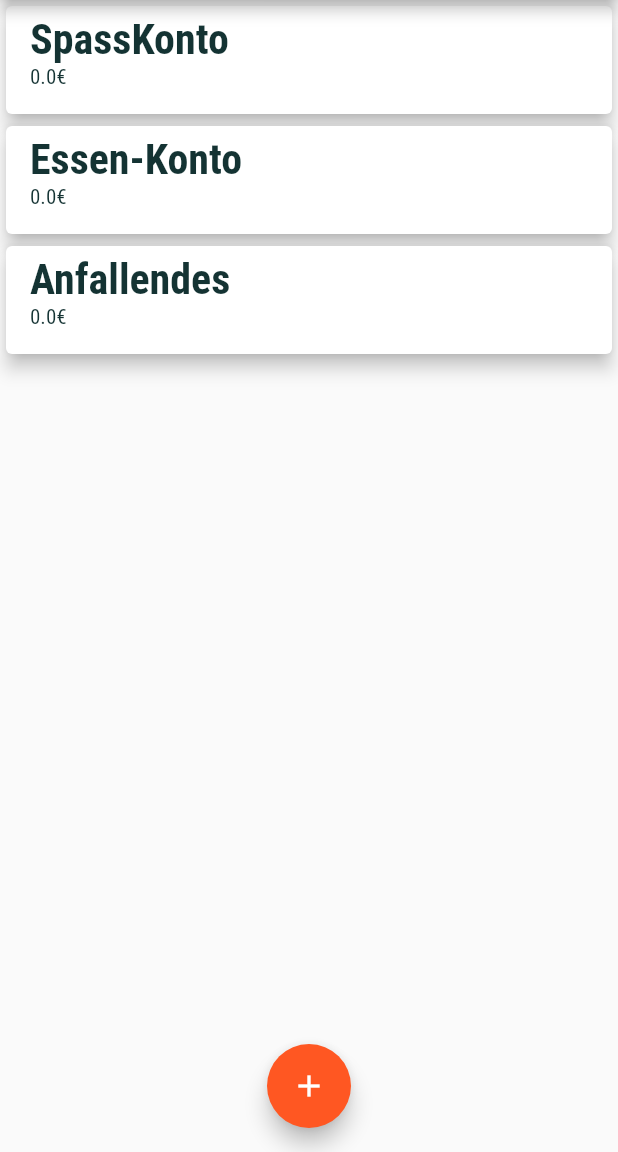
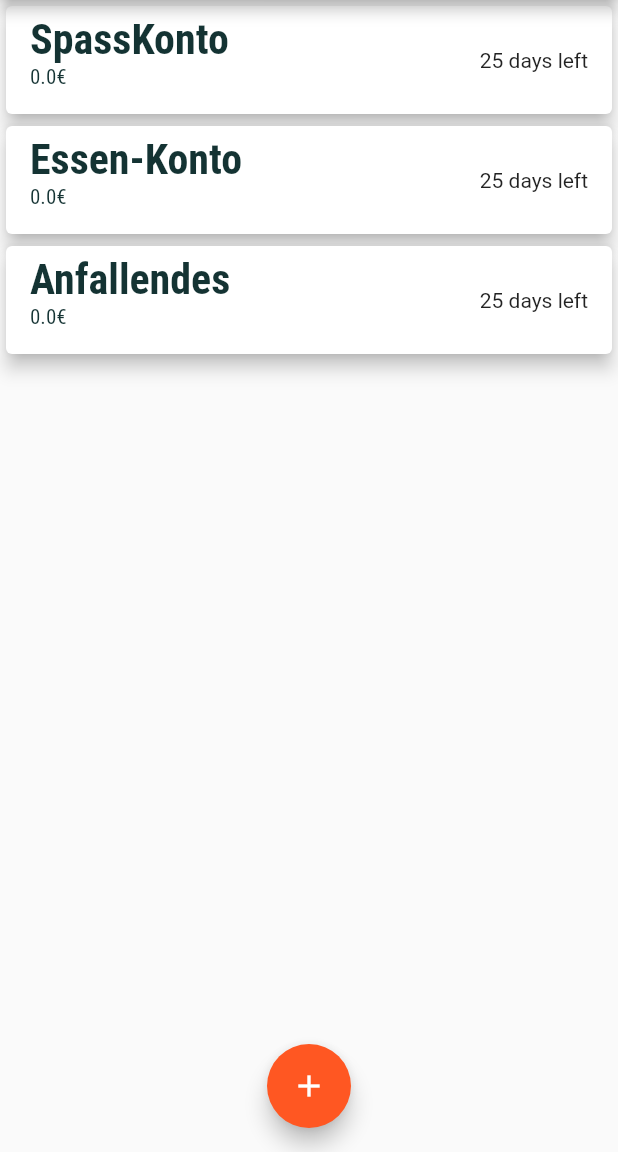
Before and after one commit to ThreeLakeGames/finance-manager, a Flutter app: the screen it shows after launch, on a phone screen of 412 x 824 dp, the part 84-1236 px from its top. Run offline on Flutter 3.47's test engine with Material 2 defaults, Android fonts, the phone set to English and light mode, and no system bars; our stand-ins replace shared_preferences; missing offline and left inert: date_util.

Commit message:
days left Text

```diff
--- a/lib/provider/account_item_data.dart
+++ b/lib/provider/account_item_data.dart
@@ -1,6 +1,7 @@
 // @dart=2.9
 import 'dart:convert';
 
+import 'package:date_util/date_util.dart';
 import 'package:finance_manager/models/transaction.dart';
 import 'package:flutter/material.dart';
 import 'package:shared_preferences/shared_preferences.dart';
@@ -58,5 +59,9 @@ class AccountItemData with ChangeNotifier {
     return transactionStringData;
   }
 
-
+  int get daysLeft {
+    final dateNow = DateTime.now();
+    final daysInMonth = DateUtils.getDaysInMonth(dateNow.year, dateNow.month);
+    return daysInMonth - DateTime.now().day;
+  }
 }
--- a/lib/widgets/account_item.dart
+++ b/lib/widgets/account_item.dart
@@ -31,6 +31,8 @@ class _AccountItemState extends State<AccountItem> {
           widget.accountItemData.currentCash.toString() + "€",
           style: Theme.of(context).textTheme.bodyText1,
         ),
+        trailing:
+            Text(widget.accountItemData.daysLeft.toString() + " days left"),
         onTap: () {
           Navigator.of(context)
               .pushNamed(AccountDetailScreen.routeName,
--- a/pubspec.yaml
+++ b/pubspec.yaml
@@ -32,6 +32,7 @@ dependencies:
   # The following adds the Cupertino Icons font to your application.
   # Use with the CupertinoIcons class for iOS style icons.
   cupertino_icons: ^1.0.2
+  date_util: ^0.1.4
 
 dev_dependencies:
   flutter_test:
```
Also changed, not shown: pubspec.lock.
